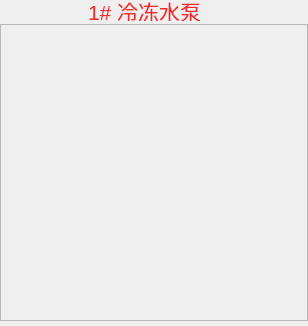
caosq/ChickenFarm, file Window/Module/chilledbump.ui: the form before one commit.
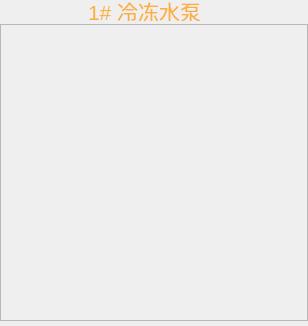
The form after the commit. Icons and pictures are not drawn.

Patch:
```diff
--- a/Window/Module/chilledbump.ui
+++ b/Window/Module/chilledbump.ui
@@ -48,9 +48,9 @@
       <colorrole role="WindowText">
        <brush brushstyle="SolidPattern">
         <color alpha="255">
-         <red>239</red>
-         <green>41</green>
-         <blue>41</blue>
+         <red>252</red>
+         <green>175</green>
+         <blue>62</blue>
         </color>
        </brush>
       </colorrole>
@@ -59,9 +59,9 @@
       <colorrole role="WindowText">
        <brush brushstyle="SolidPattern">
         <color alpha="255">
-         <red>239</red>
-         <green>41</green>
-         <blue>41</blue>
+         <red>252</red>
+         <green>175</green>
+         <blue>62</blue>
         </color>
        </brush>
       </colorrole>
```
